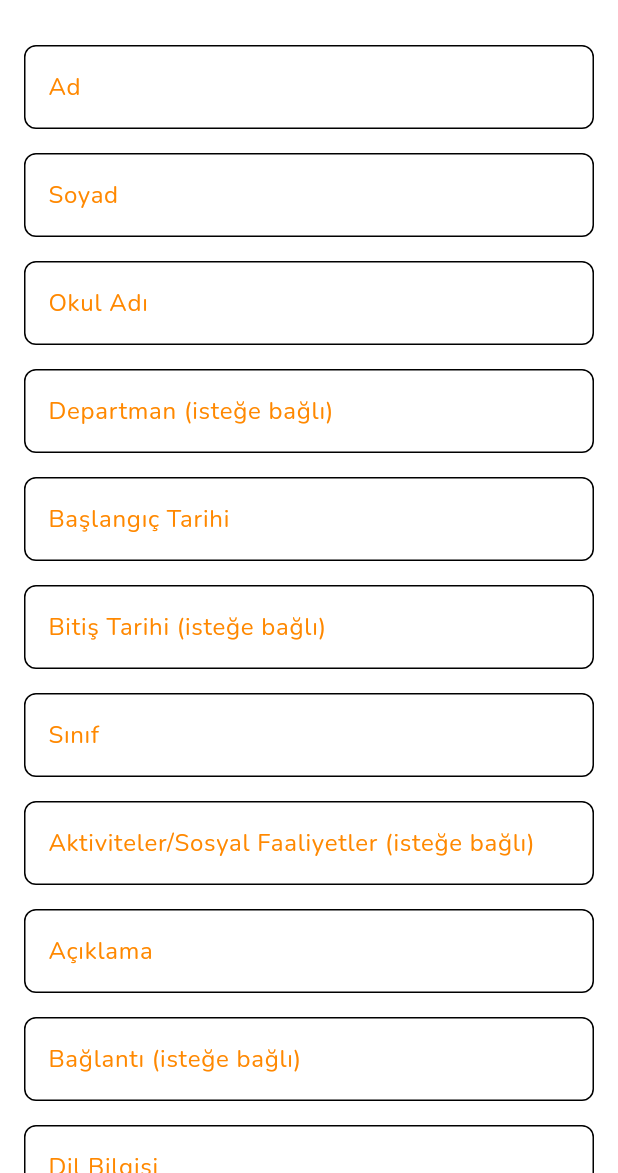
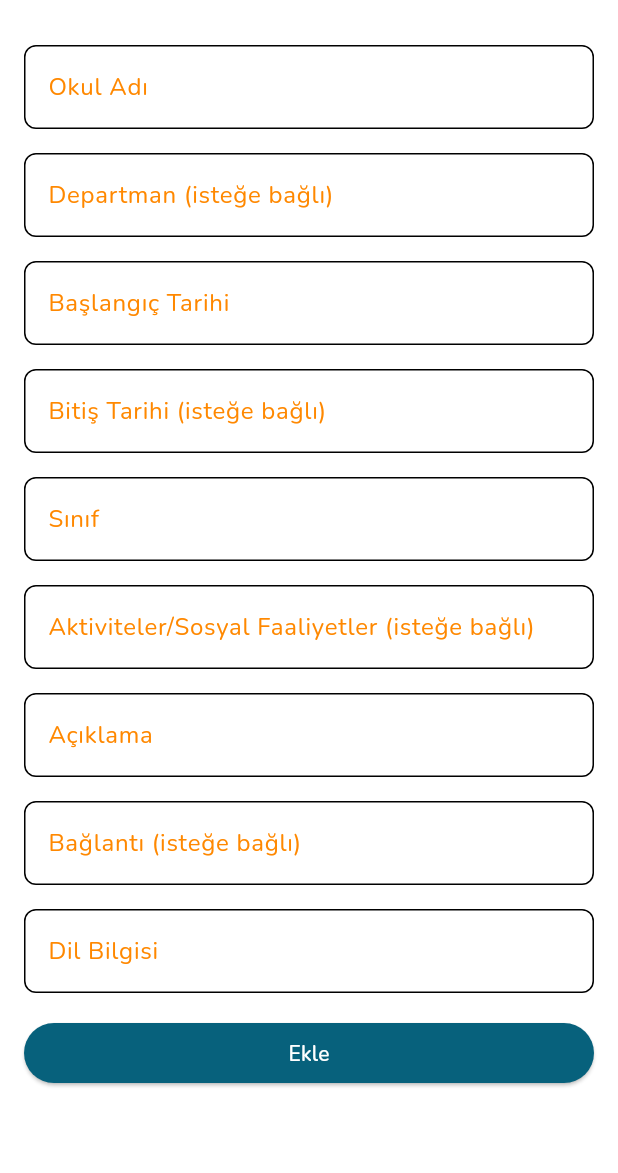
Before and after one commit to MrBigBearrTR/guide_up, a Flutter app: the UserEducationInformationPage screen opened by its route, on a phone screen of 412 x 824 dp, the part 63-1236 px from its top. Run offline on Flutter 3.47's test engine with Material 2 defaults, Android fonts, the phone set to English and light mode, and no system bars; our stand-ins replace carousel_slider, cloud_firestore, curved_navigation_bar, firebase_auth, firebase_core, firebase_storage and 7 more; accounts and stored records are empty; network calls fail.

Commit message:
user_education_information.dart Ad ve Soyad kaldırıldı.

```diff
--- a/lib/pages/profile/my_profile/education_information_page/user_education_information.dart
+++ b/lib/pages/profile/my_profile/education_information_page/user_education_information.dart
@@ -15,8 +15,6 @@ class UserEducationInformationPage extends StatefulWidget {
 }
 
 class _UserEducationInformationPageState extends State<UserEducationInformationPage> {
-  TextEditingController firstNameController = TextEditingController();
-  TextEditingController lastNameController = TextEditingController();
   TextEditingController schoolController = TextEditingController();
   TextEditingController departmentController = TextEditingController();
   TextEditingController startDateController = TextEditingController();
@@ -50,8 +48,6 @@ class _UserEducationInformationPageState extends State<UserEducationInformationP
   }
 
   void addEducationInformation() async {
-    String firstName = firstNameController.text.trim();
-    String lastName = lastNameController.text.trim();
     String school = schoolController.text.trim();
     String department = departmentController.text.trim();
     String startDate = startDateController.text.trim();
@@ -62,16 +58,12 @@ class _UserEducationInformationPageState extends State<UserEducationInformationP
     String link = linkController.text.trim();
     String language = enlanguageController.text.trim();
 
-    if (firstName.isNotEmpty &&
-        lastName.isNotEmpty &&
-        school.isNotEmpty &&
+    if (school.isNotEmpty &&
         startDate.isNotEmpty &&
         grade.isNotEmpty &&
         description.isNotEmpty) {
       UserEducation userEducationInformation = UserEducation();
       userEducationInformation.setUserId(userId!);
-      userEducationInformation.setFirstName(firstName);
-      userEducationInformation.setLastName(lastName);
       userEducationInformation.setSchoolName(school);
       userEducationInformation.setDepartment(department);
       userEducationInformation.setStartDate(DateTime.parse(startDate));
@@ -86,8 +78,6 @@ class _UserEducationInformationPageState extends State<UserEducationInformationP
         await UserEducationInformationRepository().add(userEducationInformation);
 
         setState(() {
-          firstNameController.clear();
-          lastNameController.clear();
           schoolController.clear();
           departmentController.clear();
           startDateController.clear();
@@ -161,60 +151,6 @@ class _UserEducationInformationPageState extends State<UserEducationInformationP
         child: Column(
           crossAxisAlignment: CrossAxisAlignment.stretch,
           children: [
-              TextFormField(
-                decoration: InputDecoration(
-                  labelText: 'Ad',
-                  labelStyle: GoogleFonts.nunito(
-                    color: (firstNameController.value.text.isNotEmpty)
-                        ? ColorConstants.theme1DarkBlue
-                        : ColorConstants.warningDark,
-                  ),
-                  border: OutlineInputBorder(
-                    borderRadius: BorderRadius.circular(8.0),
-                  ),
-                  focusedBorder: OutlineInputBorder(
-                    borderSide: BorderSide(
-                      color: (firstNameController.value.text.isNotEmpty)
-                          ? ColorConstants.theme1DarkBlue
-                          : ColorConstants.warningDark,
-                    ),
-                    borderRadius: BorderRadius.circular(8.0),
-                  ),
-                ),
-                controller: firstNameController,
-                cursorColor: ColorConstants.theme1DarkBlue,
-                onChanged: (value) {
-                  setState(() {});
-                },
-              ),
-              const SizedBox(height: 16.0),
-              TextFormField(
-                decoration: InputDecoration(
-                  labelText: 'Soyad',
-                  labelStyle: GoogleFonts.nunito(
-                    color: (lastNameController.value.text.isNotEmpty)
-                        ? ColorConstants.theme1DarkBlue
-                        : ColorConstants.warningDark,
-                  ),
-                  border: OutlineInputBorder(
-                    borderRadius: BorderRadius.circular(8.0),
-                  ),
-                  focusedBorder: OutlineInputBorder(
-                    borderSide: BorderSide(
-                      color: (lastNameController.value.text.isNotEmpty)
-                          ? ColorConstants.theme1DarkBlue
-                          : ColorConstants.warningDark,
-                    ),
-                    borderRadius: BorderRadius.circular(8.0),
-                  ),
-                ),
-                controller: lastNameController,
-                cursorColor: ColorConstants.theme1DarkBlue,
-                onChanged: (value) {
-                  setState(() {});
-                },
-              ),
-              const SizedBox(height: 16.0),
               TextFormField(
                 decoration: InputDecoration(
                   labelText: 'Okul Adı',
--- a/lib/pages/profile/my_profile/education_information_page/user_education_information_list.dart
+++ b/lib/pages/profile/my_profile/education_information_page/user_education_information_list.dart
@@ -53,6 +53,7 @@ class _UserEducationInformationListState extends State<UserEducationInformationL
                 } catch (error) {
                   print('Failed to delete educationInformation from Firebase: $error');
                 }
+                // ignore: use_build_context_synchronously
                 Navigator.of(context).pop();
               },
               child: const Text('Sil'),
@@ -92,7 +93,6 @@ class _UserEducationInformationListState extends State<UserEducationInformationL
                 itemBuilder: (context, index) {
                   final educationInformation = snapshot.data![index];
                   return ListTile(
-                    title: Text('${educationInformation.getFirstName()} ${educationInformation.getLastName()}'),
                     subtitle: Column(
                       crossAxisAlignment: CrossAxisAlignment.start,
                       children: [
```
Also changed, not shown: lib/core/models/users/user_education/user_education_model.dart (+0 -16 lines).
